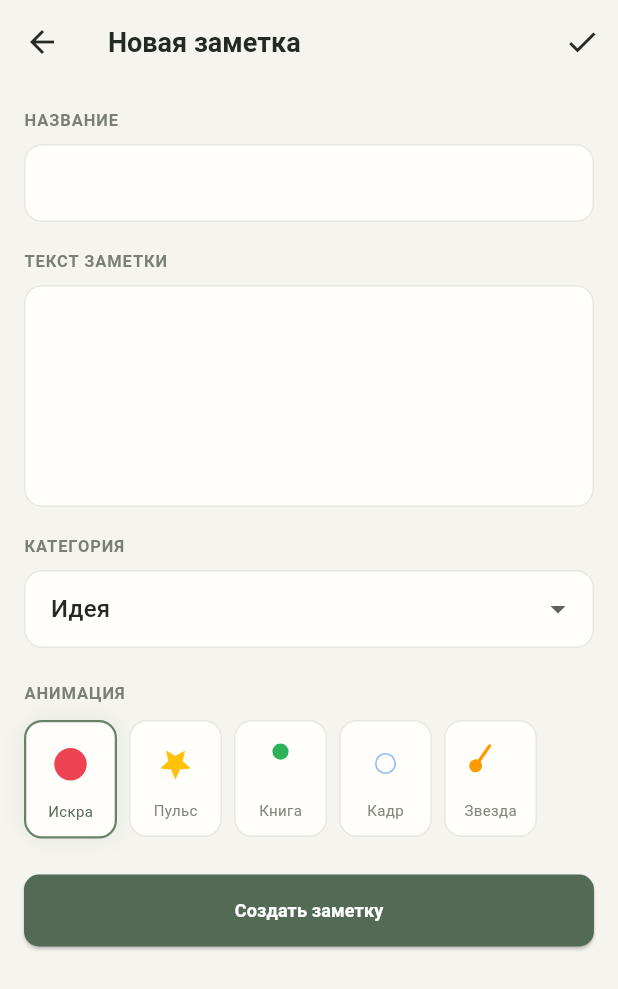
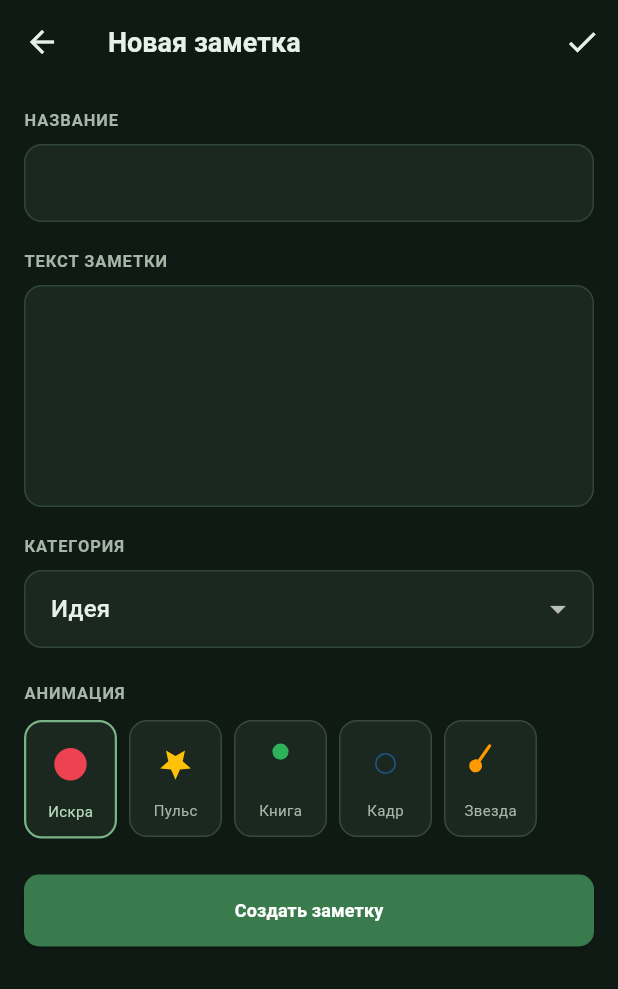
Before and after one commit to islom-ii/5-, a Flutter app: the screen it shows after launch, after a tap on the "add" icon, on a phone screen of 412 x 824 dp. Shown: the top 989 px of the screen. Run offline on Flutter 3.47's test engine with Material 3 defaults, Android fonts, the phone set to English and light mode, and no system bars; our stand-ins replace drift, drift_flutter, equatable, flutter_bloc, get_it, lottie; accounts and stored records are empty; generated files the repository leaves out were written again; Roboto replaces fonts that are missing (DM Sans, Manrope).

Commit message:
first commit
Co-authored-by: Copilot <223556219+Copilot@users.noreply.github.com>

```diff
--- a/lib/main.dart
+++ b/lib/main.dart
@@ -24,20 +24,21 @@ class MyApp extends StatelessWidget {
         debugShowCheckedModeBanner: false,
         theme: ThemeData(
           useMaterial3: true,
-          scaffoldBackgroundColor: const Color(0xFFF5F4EF),
+          brightness: Brightness.dark,
+          scaffoldBackgroundColor: const Color(0xFF101A14),
           colorScheme: ColorScheme.fromSeed(
-            seedColor: const Color(0xFF536B55),
-            surface: const Color(0xFFFFFEFA),
-            brightness: Brightness.light,
+            seedColor: const Color(0xFF5F9B6B),
+            surface: const Color(0xFF1A281F),
+            brightness: Brightness.dark,
           ),
           appBarTheme: const AppBarTheme(
-            backgroundColor: Color(0xFFF5F4EF),
-            foregroundColor: Color(0xFF242923),
+            backgroundColor: Color(0xFF101A14),
+            foregroundColor: Color(0xFFE7F0E9),
             elevation: 0,
           ),
-          textTheme: ThemeData.light().textTheme.apply(
-            bodyColor: const Color(0xFF242923),
-            displayColor: const Color(0xFF242923),
+          textTheme: ThemeData.dark().textTheme.apply(
+            bodyColor: const Color(0xFFE7F0E9),
+            displayColor: const Color(0xFFE7F0E9),
             fontFamily: 'DM Sans',
           ),
         ),
--- a/lib/presentation/pages/note_edit_page.dart
+++ b/lib/presentation/pages/note_edit_page.dart
@@ -68,16 +68,16 @@ class _NoteEditPageState extends State<NoteEditPage> {
     final isEdit = widget.note != null;
 
     return Scaffold(
-      backgroundColor: const Color(0xFFF5F4EF),
+      backgroundColor: const Color(0xFF101A14),
       appBar: AppBar(
-        backgroundColor: const Color(0xFFF5F4EF),
+        backgroundColor: const Color(0xFF101A14),
         title: Text(
           isEdit ? 'Редактирование' : 'Новая заметка',
           style: const TextStyle(
             fontSize: 18,
             fontWeight: FontWeight.w700,
             fontFamily: 'Manrope',
-            color: Color(0xFF242923),
+            color: Color(0xFFE7F0E9),
           ),
         ),
         actions: [
@@ -98,7 +98,7 @@ class _NoteEditPageState extends State<NoteEditPage> {
                 fontSize: 11,
                 fontWeight: FontWeight.w700,
                 letterSpacing: 0.6,
-                color: Color(0xFF7A7F76),
+                color: Color(0xFFA6B6A9),
               ),
             ),
             const SizedBox(height: 8),
@@ -106,18 +106,18 @@ class _NoteEditPageState extends State<NoteEditPage> {
               controller: titleController,
               decoration: InputDecoration(
                 filled: true,
-                fillColor: const Color(0xFFFFFEFA),
+                fillColor: const Color(0xFF1A281F),
                 border: OutlineInputBorder(
                   borderRadius: BorderRadius.circular(12),
-                  borderSide: const BorderSide(color: Color(0xFFE7E7DF)),
+                  borderSide: const BorderSide(color: Color(0xFF304638)),
                 ),
                 enabledBorder: OutlineInputBorder(
                   borderRadius: BorderRadius.circular(12),
-                  borderSide: const BorderSide(color: Color(0xFFE7E7DF)),
+                  borderSide: const BorderSide(color: Color(0xFF304638)),
                 ),
                 focusedBorder: OutlineInputBorder(
                   borderRadius: BorderRadius.circular(12),
-                  borderSide: const BorderSide(color: Color(0xFF9EAE9B)),
+                  borderSide: const BorderSide(color: Color(0xFF79B486)),
                 ),
                 contentPadding: const EdgeInsets.symmetric(horizontal: 14, vertical: 14),
               ),
@@ -129,7 +129,7 @@ class _NoteEditPageState extends State<NoteEditPage> {
                 fontSize: 11,
                 fontWeight: FontWeight.w700,
                 letterSpacing: 0.6,
-                color: Color(0xFF7A7F76),
+                color: Color(0xFFA6B6A9),
               ),
             ),
             const SizedBox(height: 8),
@@ -139,18 +139,18 @@ class _NoteEditPageState extends State<NoteEditPage> {
               maxLines: 8,
               decoration: InputDecoration(
                 filled: true,
-                fillColor: const Color(0xFFFFFEFA),
+                fillColor: const Color(0xFF1A281F),
                 border: OutlineInputBorder(
                   borderRadius: BorderRadius.circular(12),
-                  borderSide: const BorderSide(color: Color(0xFFE7E7DF)),
+                  borderSide: const BorderSide(color: Color(0xFF304638)),
                 ),
                 enabledBorder: OutlineInputBorder(
                   borderRadius: BorderRadius.circular(12),
-                  borderSide: const BorderSide(color: Color(0xFFE7E7DF)),
+                  borderSide: const BorderSide(color: Color(0xFF304638)),
                 ),
                 focusedBorder: OutlineInputBorder(
                   borderRadius: BorderRadius.circular(12),
-                  borderSide: const BorderSide(color: Color(0xFF9EAE9B)),
+                  borderSide: const BorderSide(color: Color(0xFF79B486)),
                 ),
                 contentPadding: const EdgeInsets.symmetric(horizontal: 14, vertical: 14),
               ),
@@ -162,7 +162,7 @@ class _NoteEditPageState extends State<NoteEditPage> {
                 fontSize: 11,
                 fontWeight: FontWeight.w700,
                 letterSpacing: 0.6,
-                color: Color(0xFF7A7F76),
+                color: Color(0xFFA6B6A9),
               ),
             ),
             const SizedBox(height: 8),
@@ -170,18 +170,18 @@ class _NoteEditPageState extends State<NoteEditPage> {
               initialValue: selectedCategory,
               decoration: InputDecoration(
                 filled: true,
-                fillColor: const Color(0xFFFFFEFA),
+                fillColor: const Color(0xFF1A281F),
                 border: OutlineInputBorder(
                   borderRadius: BorderRadius.circular(12),
-                  borderSide: const BorderSide(color: Color(0xFFE7E7DF)),
+                  borderSide: const BorderSide(color: Color(0xFF304638)),
                 ),
                 enabledBorder: OutlineInputBorder(
                   borderRadius: BorderRadius.circular(12),
-                  borderSide: const BorderSide(color: Color(0xFFE7E7DF)),
+                  borderSide: const BorderSide(color: Color(0xFF304638)),
                 ),
                 focusedBorder: OutlineInputBorder(
                   borderRadius: BorderRadius.circular(12),
-                  borderSide: const BorderSide(color: Color(0xFF9EAE9B)),
+                  borderSide: const BorderSide(color: Color(0xFF79B486)),
                 ),
                 contentPadding: const EdgeInsets.symmetric(horizontal: 14, vertical: 14),
               ),
@@ -205,7 +205,7 @@ class _NoteEditPageState extends State<NoteEditPage> {
                 fontSize: 11,
                 fontWeight: FontWeight.w700,
                 letterSpacing: 0.6,
-                color: Color(0xFF7A7F76),
+                color: Color(0xFFA6B6A9),
               ),
             ),
             const SizedBox(height: 10),
@@ -224,7 +224,7 @@ class _NoteEditPageState extends State<NoteEditPage> {
               child: ElevatedButton(
                 onPressed: saveNote,
                 style: ElevatedButton.styleFrom(
-                  backgroundColor: const Color(0xFF536B55),
+                  backgroundColor: const Color(0xFF397B4D),
                   foregroundColor: Colors.white,
                   shape: RoundedRectangleBorder(
                     borderRadius: BorderRadius.circular(10),
--- a/lib/presentation/pages/notes_page.dart
+++ b/lib/presentation/pages/notes_page.dart
@@ -14,7 +14,7 @@ class NotesPage extends StatelessWidget {
   @override
   Widget build(BuildContext context) {
     return Scaffold(
-      backgroundColor: const Color(0xFFF5F4EF),
+      backgroundColor: const Color(0xFF101A14),
       appBar: AppBar(
         title: const Text(
           'Заметки',
@@ -42,7 +42,7 @@ class NotesPage extends StatelessWidget {
                   height: 40,
                   child: CircularProgressIndicator(
                     strokeWidth: 3,
-                    valueColor: AlwaysStoppedAnimation<Color>(Color(0xFF536B55)),
+                    valueColor: AlwaysStoppedAnimation<Color>(Color(0xFF79B486)),
                   ),
                 ),
               );
@@ -54,7 +54,7 @@ class NotesPage extends StatelessWidget {
                 child: Text(
                   'Заметок пока нет',
                   style: TextStyle(
-                    color: Color(0xFF858980),
+                    color: Color(0xFFA6B6A9),
                     fontSize: 16,
                   ),
                 ),
@@ -108,8 +108,8 @@ class NotesPage extends StatelessWidget {
             ),
           );
         },
-        backgroundColor: const Color(0xFFB7C9D0),
-        foregroundColor: const Color(0xFF2C3E4D),
+        backgroundColor: const Color(0xFF397B4D),
+        foregroundColor: Colors.white,
         child: const Icon(Icons.add, size: 32),
       ),
     );
--- a/lib/presentation/widgets/lottie_picker.dart
+++ b/lib/presentation/widgets/lottie_picker.dart
@@ -68,14 +68,14 @@ class LottiePicker extends StatelessWidget {
         width: 62,
         padding: const EdgeInsets.symmetric(vertical: 10),
         decoration: BoxDecoration(
-          color: const Color(0xFFFFFEFA),
+          color: const Color(0xFF1A281F),
           borderRadius: BorderRadius.circular(12),
           border: Border.all(
-            color: selected ? const Color(0xFF688269) : const Color(0xFFE8E8E0),
+            color: selected ? const Color(0xFF79B486) : const Color(0xFF354A3A),
             width: selected ? 1.5 : 1,
           ),
           boxShadow: selected
-              ? [const BoxShadow(color: Color(0x1A536B55), blurRadius: 12)]
+              ? [const BoxShadow(color: Color(0x1A000000), blurRadius: 12)]
               : null,
         ),
         child: Column(
@@ -93,7 +93,7 @@ class LottiePicker extends StatelessWidget {
               title,
               style: TextStyle(
                 fontSize: 10,
-                color: selected ? const Color(0xFF526C54) : const Color(0xFF81877D),
+                color: selected ? const Color(0xFFB5D9BA) : const Color(0xFFA6B6A9),
               ),
             ),
           ],
--- a/lib/presentation/widgets/note_card.dart
+++ b/lib/presentation/widgets/note_card.dart
@@ -32,24 +32,24 @@ class NoteCard extends StatelessWidget {
   Color get categoryColor {
     switch (note.category) {
       case 'work':
-        return const Color(0xFFEAF0E8);
+        return const Color(0xFF26392B);
       case 'personal':
-        return const Color(0xFFE9EEF2);
+        return const Color(0xFF29362D);
       case 'idea':
       default:
-        return const Color(0xFFEAF0E8);
+        return const Color(0xFF26392B);
     }
   }
 
   Color get categoryTextColor {
     switch (note.category) {
       case 'work':
-        return const Color(0xFF5C795C);
+        return const Color(0xFFA6CBAA);
       case 'personal':
-        return const Color(0xFF647F91);
+        return const Color(0xFFB2C2B5);
       case 'idea':
       default:
-        return const Color(0xFF536B55);
+        return const Color(0xFFB5D9BA);
     }
   }
 
@@ -58,12 +58,12 @@ class NoteCard extends StatelessWidget {
     final animationIndex = note.animationIndex;
 
     return Card(
-      color: const Color(0xFFFFFEFA),
+      color: const Color(0xFF1A281F),
       elevation: 0,
       margin: EdgeInsets.zero,
       shape: RoundedRectangleBorder(
         borderRadius: BorderRadius.circular(18),
-        side: const BorderSide(color: Color(0xFFEDEAE3)),
+        side: const BorderSide(color: Color(0xFF2D4032)),
       ),
       child: InkWell(
         borderRadius: BorderRadius.circular(18),
@@ -96,7 +96,7 @@ class NoteCard extends StatelessWidget {
                     note.createdAt.toShortString(),
                     style: const TextStyle(
                       fontSize: 11,
-                      color: Color(0xFFA1A49D),
+                      color: Color(0xFF9CAB9F),
                     ),
                   ),
                 ],
@@ -111,7 +111,7 @@ class NoteCard extends StatelessWidget {
                   fontWeight: FontWeight.w700,
                   letterSpacing: -0.3,
                   fontFamily: 'Manrope',
-                  color: Color(0xFF242923),
+                  color: Color(0xFFE7F0E9),
                 ),
               ),
               const SizedBox(height: 8),
@@ -122,7 +122,7 @@ class NoteCard extends StatelessWidget {
                 style: const TextStyle(
                   height: 1.6,
                   fontSize: 12,
-                  color: Color(0xFF777D73),
+                  color: Color(0xFFBBC8BE),
                 ),
               ),
               const SizedBox(height: 16),
@@ -134,7 +134,7 @@ class NoteCard extends StatelessWidget {
                       width: 34,
                       height: 34,
                       decoration: BoxDecoration(
-                        color: const Color(0xFFF1F3ED),
+                        color: const Color(0xFF24342A),
                         borderRadius: BorderRadius.circular(10),
                       ),
                       child: Lottie.asset(
@@ -150,7 +150,7 @@ class NoteCard extends StatelessWidget {
                     splashRadius: 18,
                     icon: const Icon(
                       Icons.delete_outline,
-                      color: Color(0xFFA5A9A1),
+                      color: Color(0xFF9AAD9E),
                       size: 19,
                     ),
                   ),
```
Also changed, not shown: 1 other file.
